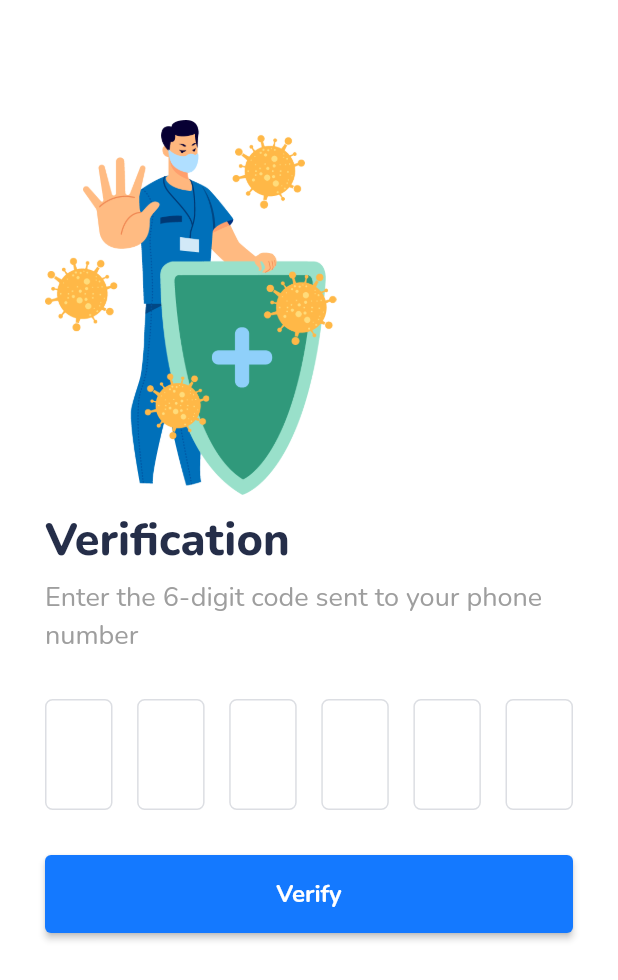
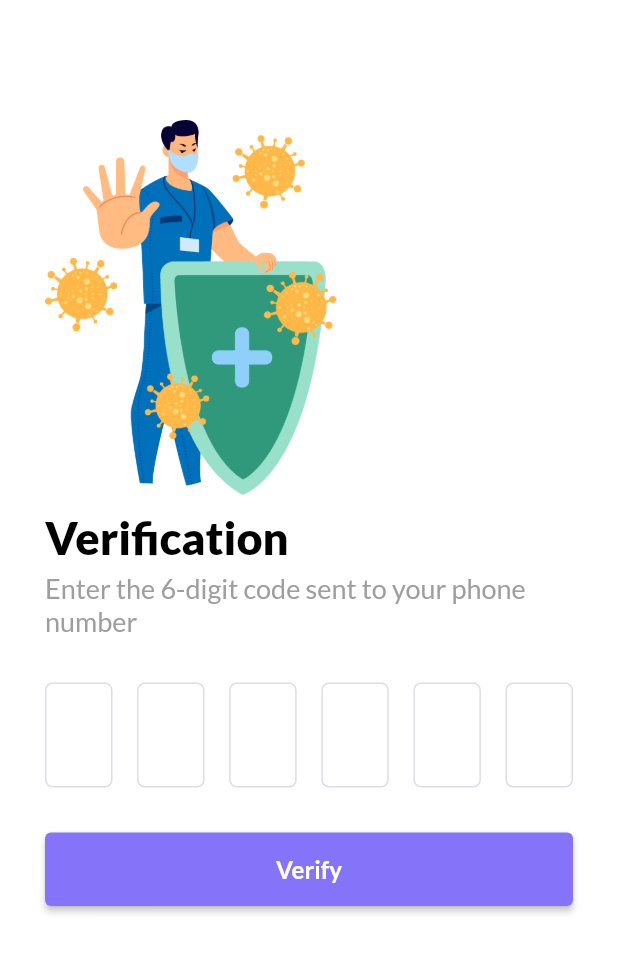
Before and after one commit to Ujjwal-here/Covid-help, a Flutter app: the VerifCode screen opened directly, on a phone screen of 412 x 824 dp. Shown: the top 980 px of the screen. Run offline on Flutter 3.47's test engine with Material 2 defaults, Android fonts, the phone set to English and light mode, and no system bars; our stand-ins replace cloud_firestore, csc_picker, equatable, firebase_auth, firebase_core, get and 2 more; missing offline and left inert: enum_to_string; accounts and stored records are empty.

Commit message:
font change

```diff
--- a/lib/screens/verificationCode.dart
+++ b/lib/screens/verificationCode.dart
@@ -24,10 +24,10 @@ class VerifCode extends StatelessWidget {
             margin: EdgeInsets.only(top: 10),
             child: Text(
               "Verification",
-              style: GoogleFonts.nunito(
+              style: GoogleFonts.lato(
                 fontWeight: FontWeight.w800,
                 fontSize: 30,
-                color: Color.fromRGBO(37, 46, 73, 1),
+                color: Colors.black,
               ),
             ),
           ),
@@ -35,7 +35,7 @@ class VerifCode extends StatelessWidget {
             margin: EdgeInsets.only(top: 5),
             child: Text(
               "Enter the 6-digit code sent to your phone number",
-              style: GoogleFonts.nunito(
+              style: GoogleFonts.lato(
                 fontSize: 18,
                 color: Colors.grey,
               ),
@@ -52,10 +52,10 @@ class VerifCode extends StatelessWidget {
                   textAlign: TextAlign.center,
                   textAlignVertical: TextAlignVertical.center,
                   keyboardType: TextInputType.phone,
-                  style: GoogleFonts.nunito(
+                  style: GoogleFonts.lato(
                     fontSize: 25,
                     color: Colors.black,
-                    fontWeight: FontWeight.w800,
+                    fontWeight: FontWeight.w900,
                   ),
                   decoration: InputDecoration(
                     enabledBorder: OutlineInputBorder(
@@ -66,7 +66,7 @@ class VerifCode extends StatelessWidget {
                     ),
                     focusedBorder: OutlineInputBorder(
                       borderSide: const BorderSide(
-                        color: Color.fromRGBO(20, 121, 255, 1),
+                        color: Color.fromRGBO(133, 116, 249, 1),
                       ),
                       borderRadius: BorderRadius.circular(5),
                     ),
@@ -82,10 +82,10 @@ class VerifCode extends StatelessWidget {
                   textAlign: TextAlign.center,
                   textAlignVertical: TextAlignVertical.center,
                   keyboardType: TextInputType.phone,
-                  style: GoogleFonts.nunito(
+                  style: GoogleFonts.lato(
                     fontSize: 25,
                     color: Colors.black,
-                    fontWeight: FontWeight.w800,
+                    fontWeight: FontWeight.w900,
                   ),
                   decoration: InputDecoration(
                     enabledBorder: OutlineInputBorder(
@@ -96,7 +96,7 @@ class VerifCode extends StatelessWidget {
                     ),
                     focusedBorder: OutlineInputBorder(
                       borderSide: const BorderSide(
-                        color: Color.fromRGBO(20, 121, 255, 1),
+                        color: Color.fromRGBO(133, 116, 249, 1),
                       ),
                       borderRadius: BorderRadius.circular(5),
                     ),
@@ -112,10 +112,10 @@ class VerifCode extends StatelessWidget {
                   textAlign: TextAlign.center,
                   textAlignVertical: TextAlignVertical.center,
                   keyboardType: TextInputType.phone,
-                  style: GoogleFonts.nunito(
+                  style: GoogleFonts.lato(
                     fontSize: 25,
                     color: Colors.black,
-                    fontWeight: FontWeight.w800,
+                    fontWeight: FontWeight.w900,
                   ),
                   decoration: InputDecoration(
                     enabledBorder: OutlineInputBorder(
@@ -126,7 +126,7 @@ class VerifCode extends StatelessWidget {
                     ),
                     focusedBorder: OutlineInputBorder(
                       borderSide: const BorderSide(
-                        color: Color.fromRGBO(20, 121, 255, 1),
+                        color: Color.fromRGBO(133, 116, 249, 1),
                       ),
                       borderRadius: BorderRadius.circular(5),
                     ),
@@ -142,7 +142,7 @@ class VerifCode extends StatelessWidget {
                   textAlign: TextAlign.center,
                   textAlignVertical: TextAlignVertical.center,
                   keyboardType: TextInputType.phone,
-                  style: GoogleFonts.nunito(
+                  style: GoogleFonts.lato(
                     fontSize: 25,
                     color: Colors.black,
                     fontWeight: FontWeight.w800,
@@ -156,7 +156,7 @@ class VerifCode extends StatelessWidget {
                     ),
                     focusedBorder: OutlineInputBorder(
                       borderSide: const BorderSide(
-                        color: Color.fromRGBO(20, 121, 255, 1),
+                        color: Color.fromRGBO(133, 116, 249, 1),
                       ),
                       borderRadius: BorderRadius.circular(5),
                     ),
@@ -172,7 +172,7 @@ class VerifCode extends StatelessWidget {
                   textAlign: TextAlign.center,
                   textAlignVertical: TextAlignVertical.center,
                   keyboardType: TextInputType.phone,
-                  style: GoogleFonts.nunito(
+                  style: GoogleFonts.lato(
                     fontSize: 25,
                     color: Colors.black,
                     fontWeight: FontWeight.w800,
@@ -186,7 +186,7 @@ class VerifCode extends StatelessWidget {
                     ),
                     focusedBorder: OutlineInputBorder(
                       borderSide: const BorderSide(
-                        color: Color.fromRGBO(20, 121, 255, 1),
+                        color: Color.fromRGBO(133, 116, 249, 1),
                       ),
                       borderRadius: BorderRadius.circular(5),
                     ),
@@ -202,7 +202,7 @@ class VerifCode extends StatelessWidget {
                   textAlign: TextAlign.center,
                   textAlignVertical: TextAlignVertical.center,
                   keyboardType: TextInputType.phone,
-                  style: GoogleFonts.nunito(
+                  style: GoogleFonts.lato(
                     fontSize: 25,
                     color: Colors.black,
                     fontWeight: FontWeight.w800,
@@ -216,7 +216,7 @@ class VerifCode extends StatelessWidget {
                     ),
                     focusedBorder: OutlineInputBorder(
                       borderSide: const BorderSide(
-                        color: Color.fromRGBO(20, 121, 255, 1),
+                        color: Color.fromRGBO(133, 116, 249, 1),
                       ),
                       borderRadius: BorderRadius.circular(5),
                     ),
@@ -239,11 +239,10 @@ class VerifCode extends StatelessWidget {
                   EdgeInsets.all(15),
                 ),
                 backgroundColor: MaterialStateProperty.all(
-                  Color.fromRGBO(20, 121, 255, 1),
+                  Color.fromRGBO(133, 116, 249, 1),
                 ),
                 textStyle: MaterialStateProperty.all(
-                  GoogleFonts.nunito(
-                    decoration: TextDecoration.none,
+                  GoogleFonts.lato(
                     fontSize: 16,
                     fontWeight: FontWeight.bold,
                   ),
```
